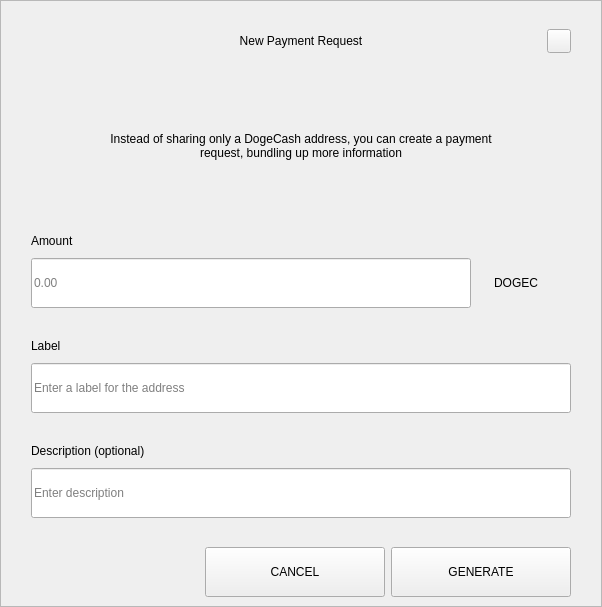
The window that src/qt/dogecash/forms/requestdialog.ui (Liquid369/blank) describes before a commit, drawn with Qt 5.
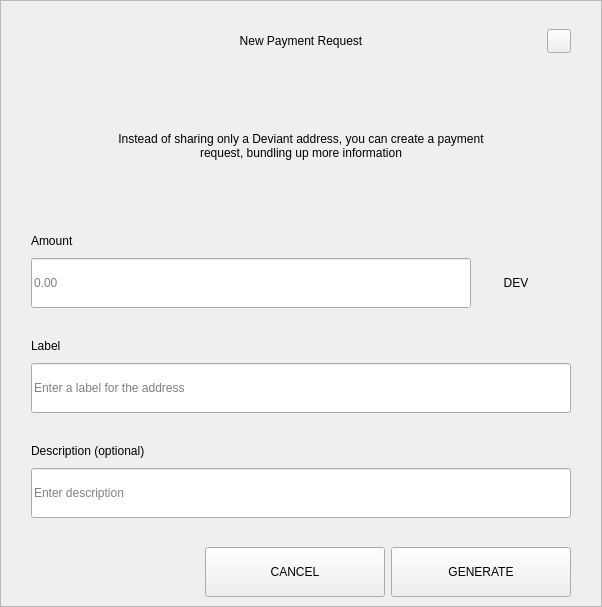
The same window after the commit.

```diff
--- a/src/qt/dogecash/forms/requestdialog.ui
+++ b/src/qt/dogecash/forms/requestdialog.ui
@@ -210,7 +210,7 @@
              </size>
             </property>
             <property name="text">
-             <string>Instead of sharing only a DogeCash address, you can create a payment request, bundling up more information</string>
+             <string>Instead of sharing only a Deviant address, you can create a payment request, bundling up more information</string>
             </property>
             <property name="alignment">
              <set>Qt::AlignCenter</set>
@@ -327,7 +327,7 @@
                    <item>
                     <widget class="QLabel" name="comboBoxCoin">
                      <property name="text">
-                      <string>DOGEC</string>
+                      <string>DEV</string>
                      </property>
                      <property name="alignment">
                       <set>Qt::AlignCenter</set>
```
